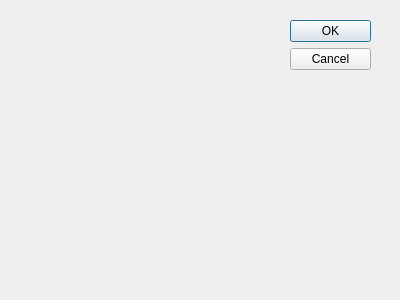
First picture: the form in addcitydialog.ui, repository mholyoak/SampleWeatherReport, before the edit.
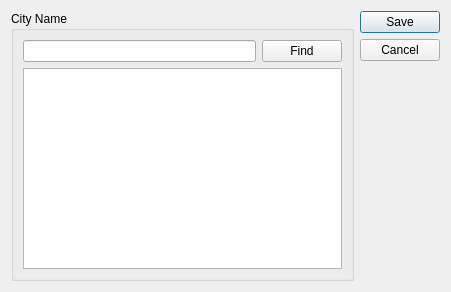
Second picture: the form after the edit.

Commit message: Added Find city

```diff
--- a/addcitydialog.ui
+++ b/addcitydialog.ui
@@ -8,29 +8,47 @@
    <rect>
     <x>0</x>
     <y>0</y>
-    <width>400</width>
-    <height>300</height>
+    <width>451</width>
+    <height>292</height>
    </rect>
   </property>
   <property name="windowTitle">
    <string>Dialog</string>
   </property>
+  <layout class="QHBoxLayout" name="horizontalLayout">
+   <item>
+    <widget class="QGroupBox" name="groupBox">
+     <property name="title">
+      <string>City Name</string>
+     </property>
+     <layout class="QGridLayout" name="gridLayout">
+      <item row="0" column="0">
+       <widget class="QLineEdit" name="_findCityEdit"/>
+      </item>
+      <item row="0" column="1">
+       <widget class="QPushButton" name="_findButton">
+        <property name="text">
+         <string>Find</string>
+        </property>
+       </widget>
+      </item>
+      <item row="1" column="0" colspan="2">
+       <widget class="QListWidget" name="_cityList"/>
+      </item>
+     </layout>
+    </widget>
+   </item>
+   <item>
   <widget class="QDialogButtonBox" name="buttonBox">
-   <property name="geometry">
-    <rect>
-     <x>290</x>
-     <y>20</y>
-     <width>81</width>
-     <height>241</height>
-    </rect>
-   </property>
    <property name="orientation">
     <enum>Qt::Vertical</enum>
    </property>
    <property name="standardButtons">
-    <set>QDialogButtonBox::Cancel|QDialogButtonBox::Ok</set>
-   </property>
-  </widget>
+      <set>QDialogButtonBox::Cancel|QDialogButtonBox::Save</set>
+     </property>
+    </widget>
+   </item>
+  </layout>
  </widget>
  <pixmapfunction/>
  <resources/>
```
Left out of the diff: 7 changed lines with no effect on the pictures. Lines whose indentation alone changed are shown as unchanged. The commit also changes 8 other files.
